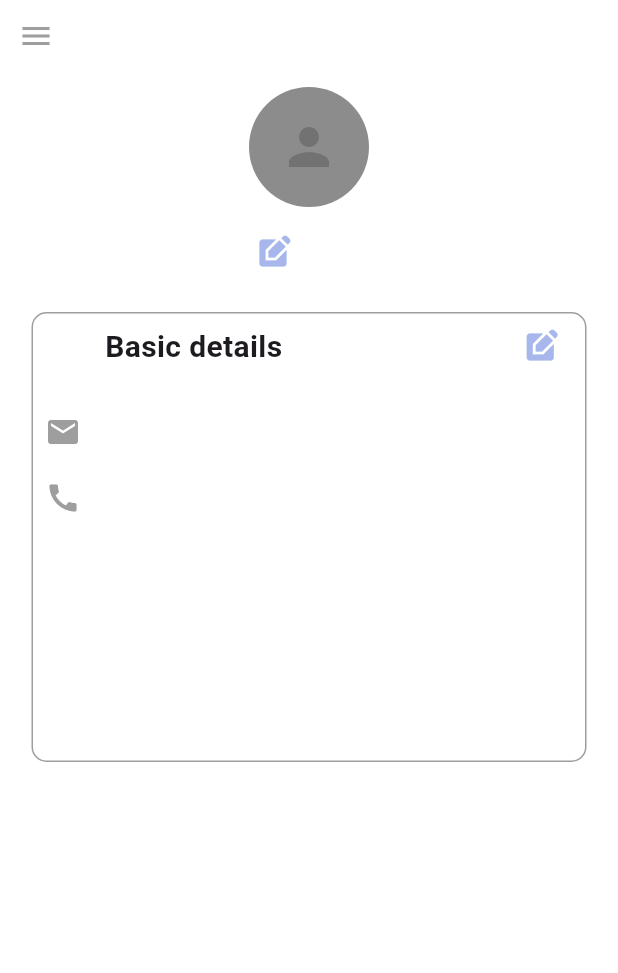
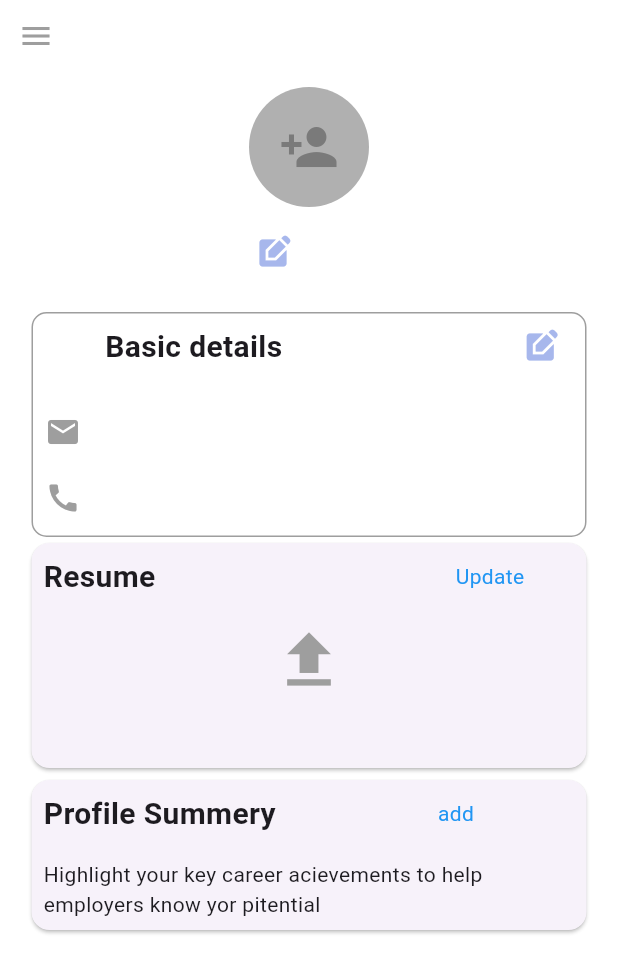
Before and after one commit to mariyavthomas/Job-mingle, a Flutter app: the ProfilePage screen opened directly, on a phone screen of 412 x 824 dp. Shown: the top 973 px of the screen. Run offline on Flutter 3.47's test engine with Material 3 defaults, Android fonts, the phone set to English and light mode, and no system bars; our stand-ins replace bloc, cloud_firestore, equatable, firebase_auth, firebase_core, firebase_storage and 5 more; missing offline and left inert: border_bottom_navigation_bar; accounts and stored records are empty; project files that could hold a hidden picture were left out.

Commit message:
last commit

```diff
--- /dev/null
+++ b/lib/application/Update_pic/update_pic_bloc.dart
@@ -0,0 +1,13 @@
+import 'package:bloc/bloc.dart';
+import 'package:equatable/equatable.dart';
+
+part 'update_pic_event.dart';
+part 'update_pic_state.dart';
+
+class UpdatePicBloc extends Bloc<UpdatePicEvent, UpdatePicState> {
+  UpdatePicBloc() : super(UpdatePicInitial()) {
+    on<UpdatePicEvent>((event, emit) {
+      // TODO: implement event handler
+    });
+  }
+}
--- a/lib/application/profile/profile_bloc.dart
+++ b/lib/application/profile/profile_bloc.dart
@@ -13,7 +13,7 @@ class ProfileBloc extends Bloc<ProfileEvent, ProfileState> {
   ProfileBloc(UserProfileRepo userProfileRepo) : super(ProfileInitial()) {
     on<GetUserEvent>(_profileget);
   //  on<ProfileEditEvent>(_profileediting);
-  on<Uploadimageevent>(_uploadimage);
+
 
   }
 
@@ -39,15 +39,4 @@ class ProfileBloc extends Bloc<ProfileEvent, ProfileState> {
   //   }
   // }
 
-  FutureOr<void> _uploadimage(Uploadimageevent event, Emitter<ProfileState> emit)async
-   {
-  emit(UserProfileLoadingState());
-  try{
-   //String userimage= await _;
-   //emit(UploadpicSuccess(userimage: userimage));
-  }
-  catch (e){
-   //emit(UploadimagefailureEvent(error: e.toString()) );
-  }
-  }
 }
--- a/lib/application/profile/profile_event.dart
+++ b/lib/application/profile/profile_event.dart
@@ -20,10 +20,3 @@ class GetUserEvent extends ProfileEvent{}
 
 // List<Object> get props=>[name,phone,profileBloc,uid];
 // }
-class Uploadimageevent extends ProfileEvent{
-  final String file;
-  final String uid;
-     Uploadimageevent({ required this.file, required this.uid});
-@override
-  List<Object>get props=>[file,uid];
-}
--- a/lib/application/profile/profile_state.dart
+++ b/lib/application/profile/profile_state.dart
@@ -22,14 +22,3 @@ class UserProfileLoaedState extends ProfileState{
   @override
   List<Object>get props=>[user];
 }
-class UploadpicSuccess extends ProfileState{
-  final String userimage;
-  UploadpicSuccess({required this.userimage});
-  @override
-  List<Object>get props=>[userimage];
-}
-class UploadimagefailureEvent extends ProfileEvent
-{
-  String error;
-  UploadimagefailureEvent({  required this.error});
-}
--- /dev/null
+++ b/lib/infrastructure/use_repo/user_repo.dart
@@ -0,0 +1,4 @@
+abstract class UserRepo{
+
+  Future<String>upload_picture(String file,String userid);
+}
--- a/lib/presentaion/screen/user/bottamnaviationbar/bottamscreen/bottan_nav.dart
+++ b/lib/presentaion/screen/user/bottamnaviationbar/bottamscreen/bottan_nav.dart
@@ -6,7 +6,7 @@ import 'package:jobmingle/application/profile/profile_bloc.dart';
 import 'package:jobmingle/presentaion/screen/user/applies/applies_screen.dart';
 import 'package:jobmingle/presentaion/screen/user/bottamnaviationbar/widgets/drawer.dart';
 import 'package:jobmingle/presentaion/screen/user/home/home_screen_view.dart';
-import 'package:jobmingle/presentaion/screen/user/profile/profile.dart';
+import 'package:jobmingle/presentaion/screen/user/profile/screen/profile.dart';
 import 'package:jobmingle/utils/customcolor.dart';
 
 class BottamNavigation extends StatefulWidget {
--- a/lib/presentaion/screen/user/bottamnaviationbar/widgets/drawer.dart
+++ b/lib/presentaion/screen/user/bottamnaviationbar/widgets/drawer.dart
@@ -1,7 +1,7 @@
 import 'package:flutter/material.dart';
 import 'package:flutter_bloc/flutter_bloc.dart';
 import 'package:jobmingle/application/profile/profile_bloc.dart';
-import 'package:jobmingle/presentaion/screen/user/profile/profile.dart';
+import 'package:jobmingle/presentaion/screen/user/profile/screen/profile.dart';
 import 'package:jobmingle/utils/customcolor.dart';
 
 ClipRRect drawer() {
--- a/lib/presentaion/screen/user/profile/profile.dart
+++ /dev/null
@@ -1,130 +0,0 @@
-import 'package:flutter/material.dart';
-import 'package:flutter_bloc/flutter_bloc.dart';
-import 'package:jobmingle/application/profile/profile_bloc.dart';
-import 'package:jobmingle/utils/customcolor.dart';
-
-import '../bottamnaviationbar/widgets/drawer.dart';
-
-class ProfilePage extends StatelessWidget {
-  const ProfilePage({super.key});
-
-  @override
-  Widget build(BuildContext context) {
-    return SafeArea(
-      child: Scaffold(
-        body: BlocBuilder<ProfileBloc, ProfileState>(
-          builder: (context, state) {
-            if (state is UserProfileLoaedState) {
-              return ListView(children: [
-                Column(
-                  children: [
-                    Align(
-                      alignment: Alignment.bottomLeft,
-                      child: IconButton(
-                          onPressed: () {
-                            drawer();
-                          },
-                          icon: Icon(
-                            Icons.menu,
-                            color: Colors.grey,
-                          )),
-                    ),
-                    SizedBox(
-                      height: 10,
-                    ),
-                    CircleAvatar(
-                      maxRadius: 40,
-                      backgroundColor: CustomColor.graycolor(),
-                      child: Icon(
-                        Icons.person,
-                        size: 40,
-                        color: CustomColor.graycolor(),
-                      ),
-                    ),
-                    SizedBox(
-                      height: 16,
-                    ),
-                    InkWell(
-                      onTap: (){},
-                      child: Column(
-                        children: [
-                          Row(
-                            children: [
-                              SizedBox(
-                                width: 120,
-                              ),
-                              Text(
-                                state.user.name.toUpperCase(),
-                                style: TextStyle(
-                                    fontWeight: FontWeight.bold, fontSize: 20),
-                              ),
-                              SizedBox(
-                                width: 50,
-                              ),
-                             Icon(Icons.edit_square,color: CustomColor.bluelight(),)
-                            ],
-                          ),
-                          SizedBox(
-                            height: 25,
-                          ),
-                          Container(
-                            height: 300,
-                            width: 370,
-
-                            decoration: BoxDecoration(border: Border.all(color: Colors.grey),
-                            borderRadius: BorderRadius.circular(10),),
-                           child: Padding(
-                             padding: const EdgeInsets.all(8.0),
-                             child: Column(
-                              crossAxisAlignment: CrossAxisAlignment.start,
-                              children: [
-                                Row(
-                                  children:[
-                                     SizedBox(
-                                width: 40,
-                              ),
-                                    Text("Basic details",style: TextStyle(fontSize: 20,fontWeight: FontWeight.bold),)
-                                   ,
-                                    SizedBox(
-                                width: 160,
-                              ),
-                                   Icon(Icons.edit_square,color: CustomColor.bluelight(),)
-                              ]
-                              ),
-                              SizedBox(height: 30,),
-
-                              Row(
-                                children: [
-                                  Icon(Icons.mail,color: Colors.grey,),
-                                  SizedBox(width: 15,),
-                                  Text(state.user.email),
-                                ],
-                              ),
-                              SizedBox(height: 20,),
-                              Row(
-                                children: [
-                                    Icon(Icons.call,color: Colors.grey,),
-                                  SizedBox(width: 15,),
-                                  Text(state.user.phone),
-                                ],
-                              ),
-
-                              ],
-                             ),
-                           ),
-                          )
-
-                        ],
-                      ),
-                    ),
-                  ],
-                ),
-              ]);
-            }
-            return Center();
-          },
-        ),
-      ),
-    );
-  }
-}
--- /dev/null
+++ b/lib/presentaion/screen/user/profile/screen/profile.dart
@@ -0,0 +1,285 @@
+import 'package:flutter/material.dart';
+import 'package:flutter_bloc/flutter_bloc.dart';
+import 'package:jobmingle/application/profile/profile_bloc.dart';
+import 'package:jobmingle/utils/customcolor.dart';
+
+import '../../bottamnaviationbar/widgets/drawer.dart';
+
+class ProfilePage extends StatelessWidget {
+  ProfilePage({super.key});
+  bool isedit = true;
+  @override
+  Widget build(BuildContext context) {
+    return SafeArea(
+      child: Scaffold(
+        body: BlocBuilder<ProfileBloc, ProfileState>(
+          builder: (context, state) {
+            if (state is UserProfileLoaedState) {
+              return ListView(children: [
+                Column(
+                  children: [
+                    Align(
+                      alignment: Alignment.bottomLeft,
+                      child: IconButton(
+                          onPressed: () {
+                            drawer();
+                          },
+                          icon: Icon(
+                            Icons.menu,
+                            color: Colors.grey,
+                          )),
+                    ),
+                    SizedBox(
+                      height: 10,
+                    ),
+                    InkWell(
+                      onTap: () {
+                        showModalBottomSheet(
+                            context: context,
+                            shape: RoundedRectangleBorder(
+                              borderRadius: BorderRadius.vertical(
+                                  top: Radius.circular(20.0)),
+                            ),
+                            builder: (BuildContext context) {
+                              // ignore: unused_label
+
+                              return Padding(
+                                padding: const EdgeInsets.all(16.0),
+                                child: Column(
+                                  mainAxisSize: MainAxisSize.min,
+                                  children: [
+                                    SizedBox(height: 16.0),
+                                    Align(
+                                      alignment: Alignment.topLeft,
+                                      child: Text(
+                                        'Upload Profile Picture Via',
+                                        style: TextStyle(
+                                            fontSize: 20.0,
+                                            color: CustomColor.blckcolor(),
+                                            fontWeight: FontWeight.bold),
+                                      ),
+                                    ),
+                                    SizedBox(height: 24.0),
+                                    Row(
+                                      mainAxisAlignment:
+                                          MainAxisAlignment.start,
+                                      children: [
+                                        SizedBox(
+                                          width: 230,
+                                        ),
+                                        TextButton(
+                                          onPressed: () {
+                                            Navigator.pop(context);
+                                          },
+                                          child: Text(
+                                            'Gallery',
+                                            style: TextStyle(
+                                                color: Color.fromARGB(
+                                                    200, 75, 110, 225)),
+                                          ),
+                                        ),
+                                        //SizedBox(width: 100),
+                                        ElevatedButton(
+                                          style: ButtonStyle(
+                                              backgroundColor:
+                                                  MaterialStatePropertyAll(
+                                                      Color.fromARGB(
+                                                          200, 75, 110, 225))),
+                                          onPressed: () {},
+                                          child: Text('Camera'),
+                                        ),
+                                      ],
+                                    ),
+                                  ],
+                                ),
+                              );
+                            });
+                      },
+                      child: CircleAvatar(
+                        maxRadius: 40,
+                        backgroundColor: Color.fromARGB(255, 176, 176, 176),
+                        child: Icon(
+                          Icons.person_add,
+                          size: 40,
+                          color: CustomColor.graycolor(),
+                        ),
+                      ),
+                    ),
+                    SizedBox(
+                      height: 16,
+                    ),
+                    InkWell(
+                      onTap: () {},
+                      child: Column(
+                        children: [
+                          Row(
+                            children: [
+                              SizedBox(
+                                width: 120,
+                              ),
+                              Text(
+                                state.user.name.toUpperCase(),
+                                style: TextStyle(
+                                    fontWeight: FontWeight.bold, fontSize: 20),
+                              ),
+                              SizedBox(
+                                width: 50,
+                              ),
+                              Icon(
+                                Icons.edit_square,
+                                color: CustomColor.bluelight(),
+                              )
+                            ],
+                          ),
+                          SizedBox(
+                            height: 25,
+                          ),
+                          Container(
+                            height: 150,
+                            width: 370,
+                            decoration: BoxDecoration(
+                              border: Border.all(color: Colors.grey),
+                              borderRadius: BorderRadius.circular(10),
+                            ),
+                            child: Padding(
+                              padding: const EdgeInsets.all(8.0),
+                              child: Column(
+                                crossAxisAlignment: CrossAxisAlignment.start,
+                                children: [
+                                  Row(children: [
+                                    SizedBox(
+                                      width: 40,
+                                    ),
+                                    Text(
+                                      "Basic details",
+                                      style: TextStyle(
+                                          fontSize: 20,
+                                          fontWeight: FontWeight.bold),
+                                    ),
+                                    SizedBox(
+                                      width: 160,
+                                    ),
+                                    Icon(
+                                      Icons.edit_square,
+                                      color: CustomColor.bluelight(),
+                                    )
+                                  ]),
+                                  SizedBox(
+                                    height: 30,
+                                  ),
+                                  Row(
+                                    children: [
+                                      Icon(
+                                        Icons.mail,
+                                        color: Colors.grey,
+                                      ),
+                                      SizedBox(
+                                        width: 15,
+                                      ),
+                                      Text(state.user.email),
+                                    ],
+                                  ),
+                                  SizedBox(
+                                    height: 20,
+                                  ),
+                                  Row(
+                                    children: [
+                                      Icon(
+                                        Icons.call,
+                                        color: Colors.grey,
+                                      ),
+                                      SizedBox(
+                                        width: 15,
+                                      ),
+                                      Text(state.user.phone),
+                                    ],
+                                  ),
+                                ],
+                              ),
+                            ),
+                          ),
+                          Card(
+                            child: Container(
+                              height: 150,
+                              width: 370,
+                              child: Column(
+                                children: [
+                                  Padding(
+                                    padding: const EdgeInsets.all(8.0),
+                                    child: Row(
+                                      children: [
+                                        Text(
+                                          "Resume",
+                                          style: TextStyle(
+                                              fontWeight: FontWeight.bold,
+                                              fontSize: 20),
+                                        ),
+                                        SizedBox(
+                                          width: 200,
+                                        ),
+                                        Text(
+                                          "Update",
+                                          style: TextStyle(color: Colors.blue),
+                                        )
+                                      ],
+                                    ),
+                                  ),
+                                  Center(
+                                      child: IconButton(
+                                          onPressed: () {},
+                                          icon: Icon(
+                                            Icons.upload,
+                                            color: Colors.grey,
+                                            size: 50,
+                                          )))
+                                ],
+                              ),
+                            ),
+                          ),
+                          Card(
+                            child: Container(
+                              height: 100,
+                              width: 370,
+                              child: Column(
+                                children: [
+                                  Row(
+                                    children: [
+                                      Padding(
+                                        padding: const EdgeInsets.all(8.0),
+                                        child: Text(
+                                          "Profile Summery",
+                                          style: TextStyle(
+                                              fontWeight: FontWeight.bold,
+                                              fontSize: 20),
+                                        ),
+                                      ),
+                                      SizedBox(
+                                        width: 100,
+                                      ),
+                                      Text("add",
+                                          style: TextStyle(color: Colors.blue)),
+                                    ],
+                                  ),
+                                  Padding(
+                                    padding: const EdgeInsets.all(8.0),
+                                    child: Text(
+                                        "Highlight your key career acievements to help employers know yor pitential"),
+                                  )
+                                ],
+                              ),
+                            ),
+                          )
+                        ],
+                      ),
+                    ),
+                  ],
+                ),
+              ]);
+            }
+            return Center();
+          },
+        ),
+      ),
+    );
+  }
+}
--- a/lib/utils/routes.dart
+++ b/lib/utils/routes.dart
@@ -1,13 +1,10 @@
-
-
 import 'package:flutter/widgets.dart';
-
 import 'package:jobmingle/presentaion/screen/common/onboarding/onboarding.dart';
 import 'package:jobmingle/presentaion/screen/common/splash/splash_view_screen.dart';
-
 import 'package:jobmingle/presentaion/screen/user/bottamnaviationbar/bottamscreen/bottan_nav.dart';
 import 'package:jobmingle/presentaion/screen/user/home/home_screen_view.dart';
 import 'package:jobmingle/presentaion/screen/user/login/login_view_screen.dart';
+import 'package:jobmingle/presentaion/screen/user/profile/screen/picture.dart';
 import 'package:jobmingle/presentaion/screen/user/register/user_register_view.dart';
 
 class Routers{
@@ -18,6 +15,7 @@ class Routers{
           '/login': (context) => LoginPage(),
           '/register': (context) => RegisterPage(),
          '/BottamNavigation':(context)=>BottamNavigation(),
+         '/profilePicture':(context)=>ProfilePicture(),
 
         };
 }
--- a/pubspec.yaml
+++ b/pubspec.yaml
@@ -60,6 +60,7 @@ dependencies:
   equatable: ^2.0.5
   circular_profile_avatar: ^2.0.5
   firebase_storage: ^11.6.0
+  permission_handler: ^11.0.1
 
 
 
```
Also changed, not shown: lib/application/Update_pic/update_pic_event.dart (added, +15 -0 lines), lib/application/Update_pic/update_pic_state.dart (added, +20 -0 lines), lib/infrastructure/Repo/uploadimgerepo.dart (added, +21 -0 lines), lib/presentaion/screen/user/profile/screen/picture.dart (added, +33 -0 lines), pubspec.lock, 2 other files.
